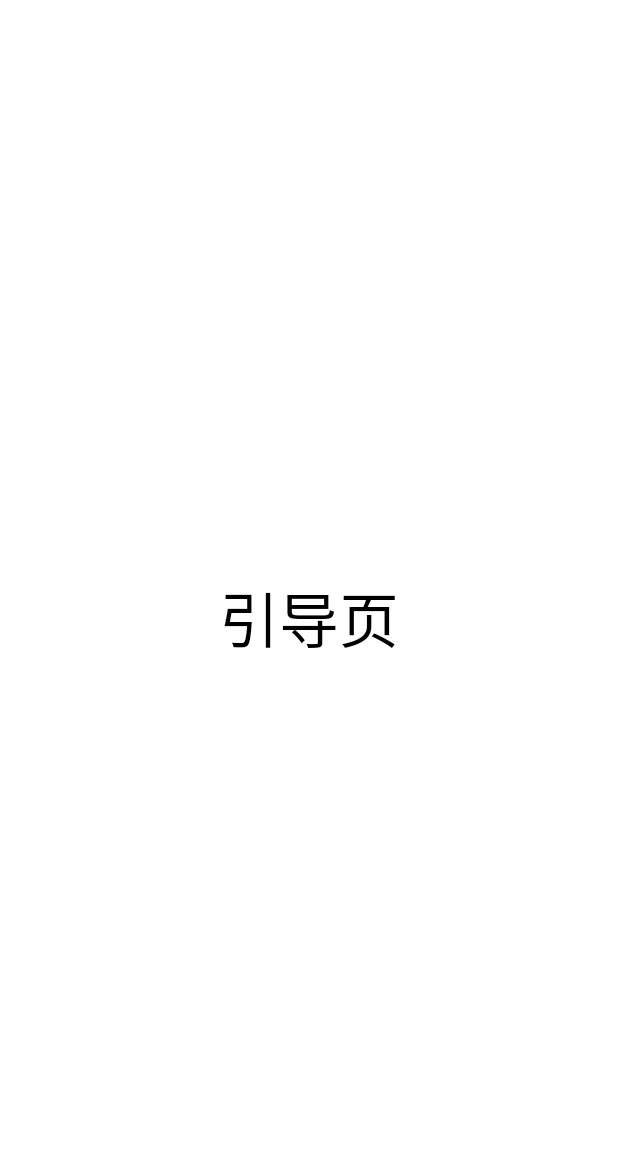
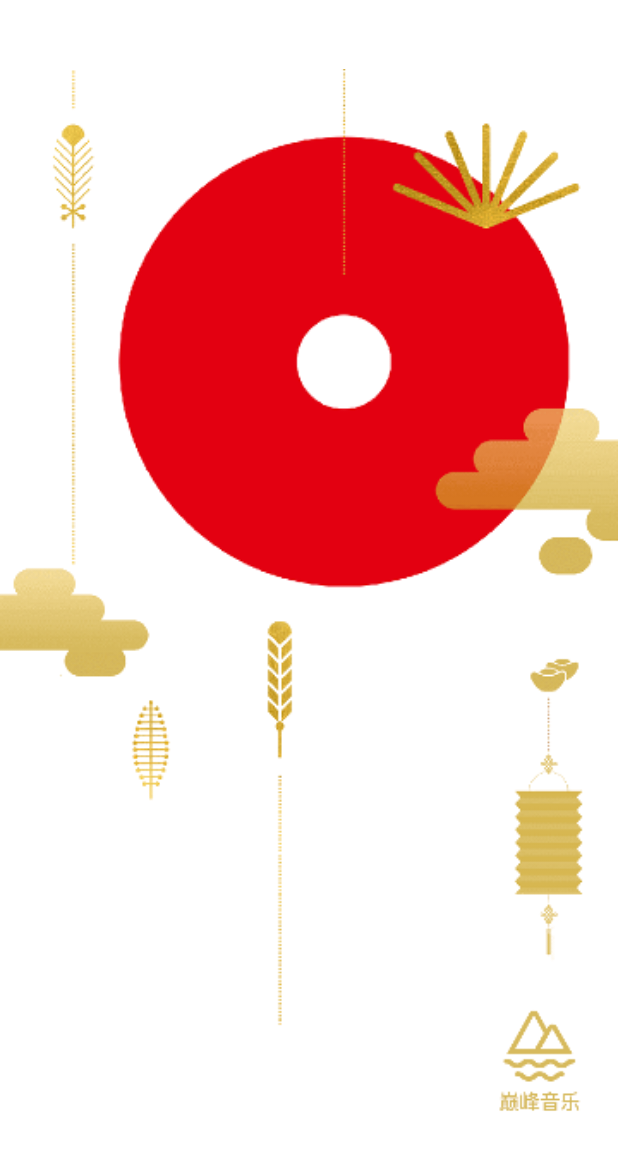
Before and after one commit to zhangzhichaolove/PeakMusic, an Android app: the layout activity_guide.xml on its own in the app's theme, with its tools: preview values and no code run, on a phone screen of 412 x 824 dp. Shown: the top 1150 px of the screen. Run offline under Robolectric (Android 15) with nearby library versions, the phone set to English and light mode, and no system bars.

Commit message:
add Logo

```diff
--- a/app/src/main/res/layout/activity_guide.xml
+++ b/app/src/main/res/layout/activity_guide.xml
@@ -5,15 +5,14 @@
     android:layout_height="match_parent"
     android:background="@color/white">
 
-    <TextView
-        android:layout_width="wrap_content"
-        android:layout_height="wrap_content"
-        android:text="引导页"
-        android:textColor="@color/black"
-        android:textSize="40sp"
+    <ImageView
+        android:layout_width="0dp"
+        android:layout_height="0dp"
+        android:background="@color/white"
+        android:src="@drawable/peak_music_logo"
         app:layout_constraintBottom_toBottomOf="parent"
-        app:layout_constraintEnd_toEndOf="parent"
-        app:layout_constraintStart_toStartOf="parent"
+        app:layout_constraintLeft_toLeftOf="parent"
+        app:layout_constraintRight_toRightOf="parent"
         app:layout_constraintTop_toTopOf="parent" />
 
 </android.support.constraint.ConstraintLayout>
```
Also changed, not shown: app/src/main/java/com/chao/peakmusic/activity/GuideActivity.java (+22 -2 lines), app/src/main/res/drawable-xxhdpi/peak_music_logo.png (added), app/src/main/res/mipmap-xxhdpi/ic_launcher.png, app/src/main/res/mipmap-xxhdpi/ic_launcher_round.png, app/src/main/res/mipmap-xxxhdpi/ic_launcher.png, app/src/main/res/mipmap-xxxhdpi/ic_launcher_round.png.
